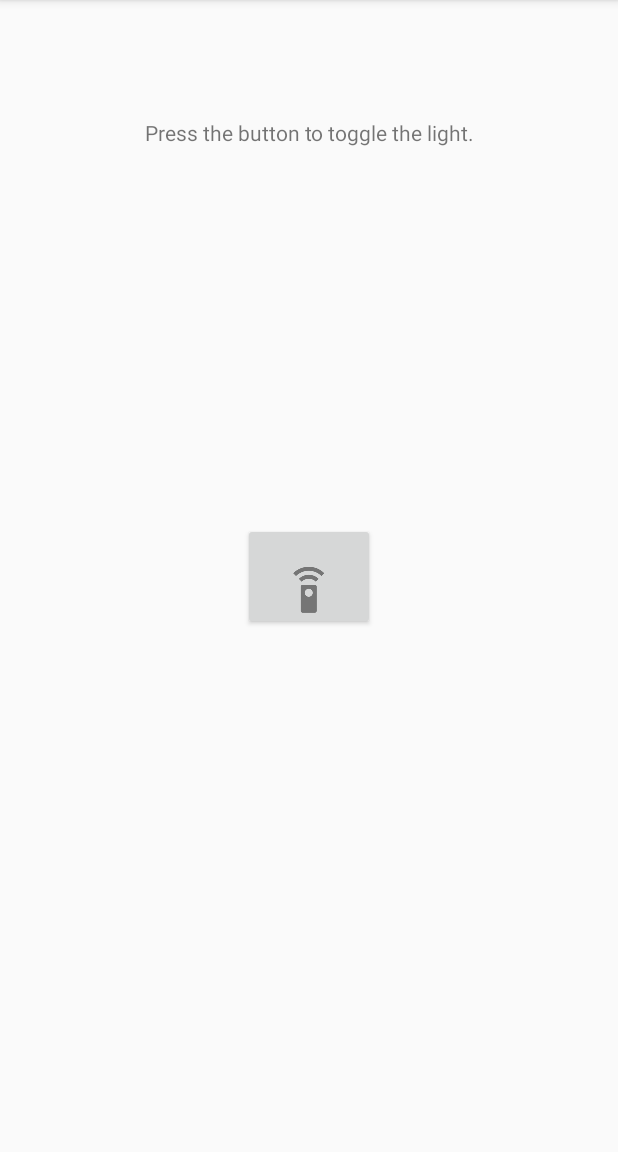
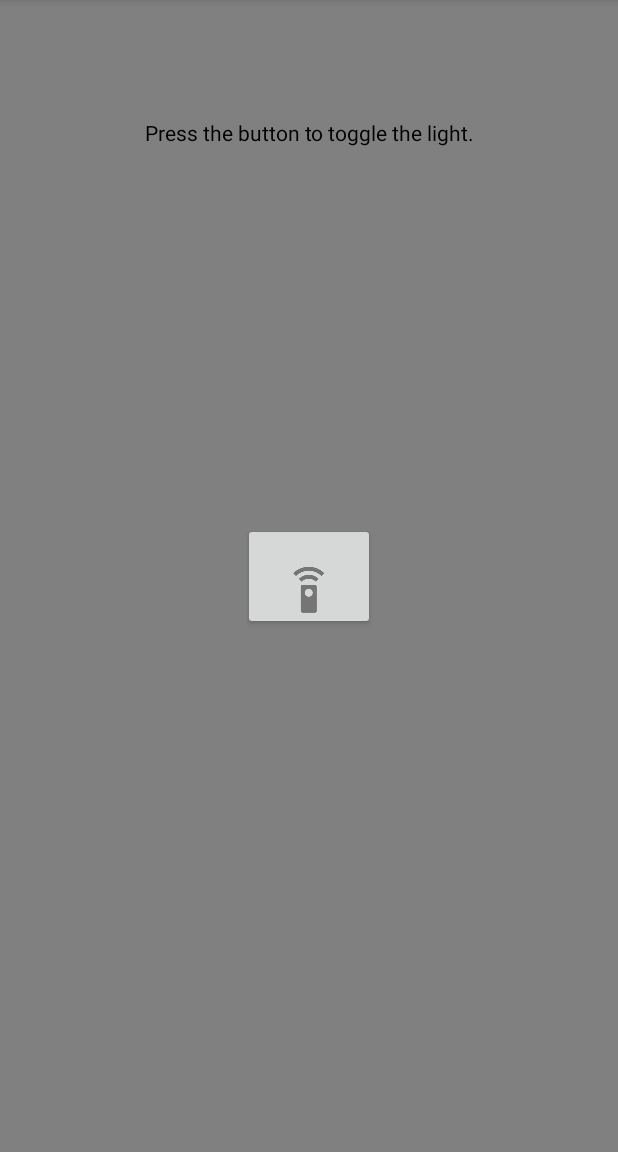
Before and after one commit to RickGZ/Flashlight, an Android app: the screen it shows after launch (MainActivity), on a phone screen of 412 x 824 dp, the part 84-1236 px from its top. Run offline under Robolectric (Android 15) with nearby library versions, the phone set to English and light mode, and no system bars.

Commit message:
color changed

```diff
--- a/app/src/main/AndroidManifest.xml
+++ b/app/src/main/AndroidManifest.xml
@@ -2,6 +2,7 @@
 <manifest xmlns:android="http://schemas.android.com/apk/res/android"
     package="com.example.rickgz.flashlight">
 
+    <uses-permission android:name="android.permission.WRITE_SETTINGS"/>
     <application
         android:allowBackup="true"
         android:icon="@mipmap/ic_launcher"
@@ -17,5 +18,4 @@
             </intent-filter>
         </activity>
     </application>
-
 </manifest>
--- a/app/src/main/res/layout/activity_main.xml
+++ b/app/src/main/res/layout/activity_main.xml
@@ -4,18 +4,20 @@
     xmlns:tools="http://schemas.android.com/tools"
     android:layout_width="match_parent"
     android:layout_height="match_parent"
+    android:background="#808080"
     tools:context="com.example.rickgz.flashlight.MainActivity">
 
     <TextView
         android:layout_width="wrap_content"
         android:layout_height="wrap_content"
-        android:text="Press the button to toggle the light."
+        android:text="@string/buttonExplanation"
+        android:textColor="#000000"
         app:layout_constraintBottom_toBottomOf="parent"
         app:layout_constraintHorizontal_bias="0.502"
         app:layout_constraintLeft_toLeftOf="parent"
         app:layout_constraintRight_toRightOf="parent"
         app:layout_constraintTop_toTopOf="parent"
-        app:layout_constraintVertical_bias="0.105" />
+        app:layout_constraintVertical_bias="0.105"/>
 
     <Button
         android:id="@+id/flashlightButton"
--- a/app/src/main/res/values/strings.xml
+++ b/app/src/main/res/values/strings.xml
@@ -1,3 +1,4 @@
 <resources>
     <string name="app_name">Flashlight</string>
+    <string name="buttonExplanation">Press the button to toggle the light.</string>
 </resources>
```
Also changed, not shown: app/src/main/java/com/example/rickgz/flashlight/MainActivity.java (+7 -1 lines).
